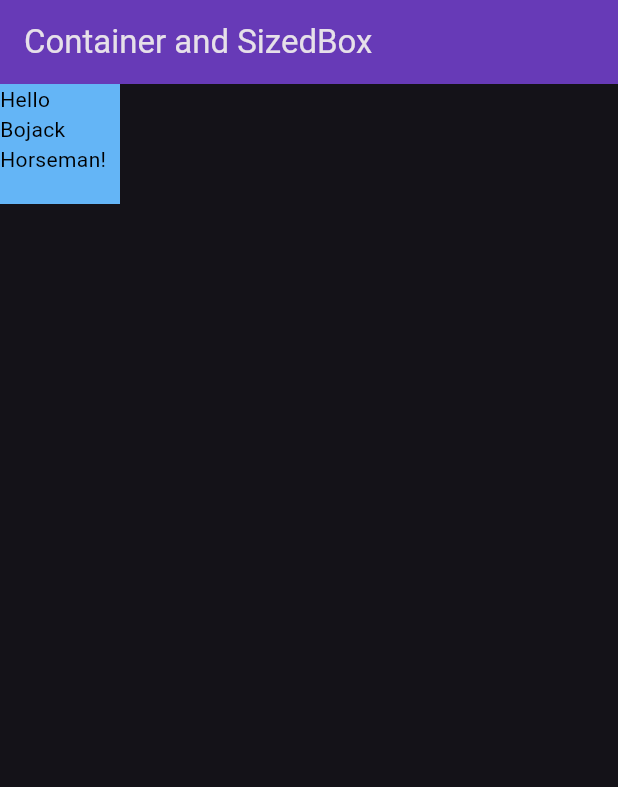
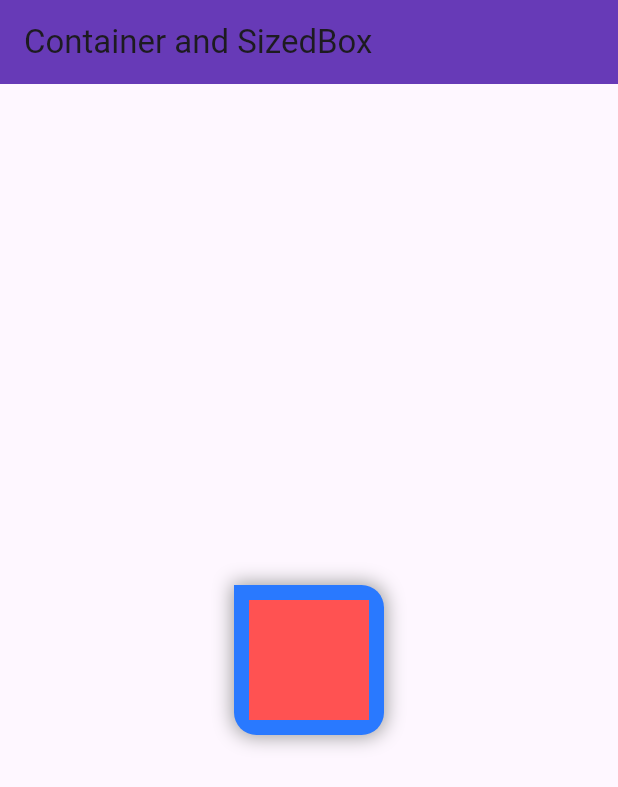
Before and after one commit to fahim-nion/learning_flutter, a Flutter app: the screen it shows after launch, on a phone screen of 412 x 824 dp. Shown: the top 787 px of the screen. Run offline on Flutter 3.47's test engine with Material 3 defaults, Android fonts, the phone set to English and light mode, and no system bars.

Commit message:
learning flutter

```diff
--- a/flutter_application_d1/lib/main.dart
+++ b/flutter_application_d1/lib/main.dart
@@ -12,7 +12,7 @@
     return MaterialApp(
       debugShowCheckedModeBanner: false,
       theme:ThemeData(
-        brightness: Brightness.dark,
+        brightness: Brightness.light,
         appBarTheme: AppBarTheme(
           backgroundColor: Colors.deepPurple,
         )
--- a/flutter_application_d1/lib/widgets/container_sized.dart
+++ b/flutter_application_d1/lib/widgets/container_sized.dart
@@ -1,26 +1,42 @@
 import 'package:flutter/material.dart';
 
-
-
-
-
 class Container_Sized extends StatelessWidget {
-
-
-
-
   const Container_Sized({super.key});
 
   @override
   Widget build(BuildContext context) {
     return Scaffold(
-      appBar: AppBar(title: Text('Container and SizedBox'),),
-      body: Container(
-        color: Colors.blue.shade300,
-        height: 80,
-        width: 80,
-        child: Text("Hello Bojack Horseman!",
-        style: TextStyle(color: Colors.black),
+      appBar: AppBar(title: Text('Container and SizedBox')),
+      body: Center(
+        child: Container(
+          // color: Colors.blue.shade300,  if box decoration is used then we can not use color property outside
+          padding: EdgeInsets.all(10),
+          height: 100,
+          width: 100,
+          decoration: BoxDecoration(
+            color: Colors.blueAccent.shade400,
+            // shape: BoxShape.circle
+            // borderRadius: BorderRadius.circular(15),
+
+            //if we want to give certain parts a radius then,
+              borderRadius: BorderRadius.only(bottomLeft: Radius.circular(15),bottomRight: Radius.circular(15),topRight: Radius.circular(15)),
+              boxShadow: [
+                BoxShadow(
+                  blurRadius:10,
+                  spreadRadius: 1,
+                  color: Colors.grey
+
+                )
+              ]
+          ),
+          child: Center(
+            child: Container(
+              color: Colors.redAccent,
+            )
+            // Text(
+            //   "Hello!!",
+            //   style: TextStyle(color: Colors.white, fontSize: 20),
+            // ),
           ),
           //this is how you center a sized box but remember you can not use any color to the sized box
           // Center(
@@ -29,6 +45,7 @@
           //     width: 100,
           //     child: Text("Hello World!"),
         ),
+      ),
     );
   }
 }
```
Also changed, not shown: flutter_application_d1/flutter_01.png (added). Lines whose indentation alone changed are shown as unchanged.
